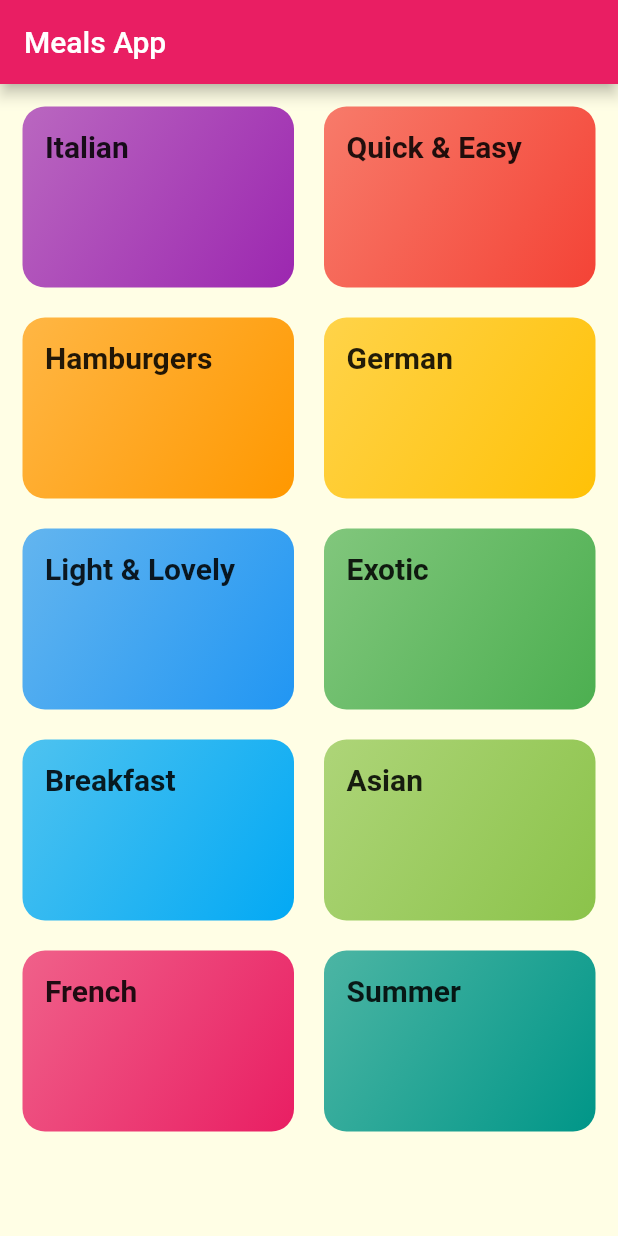
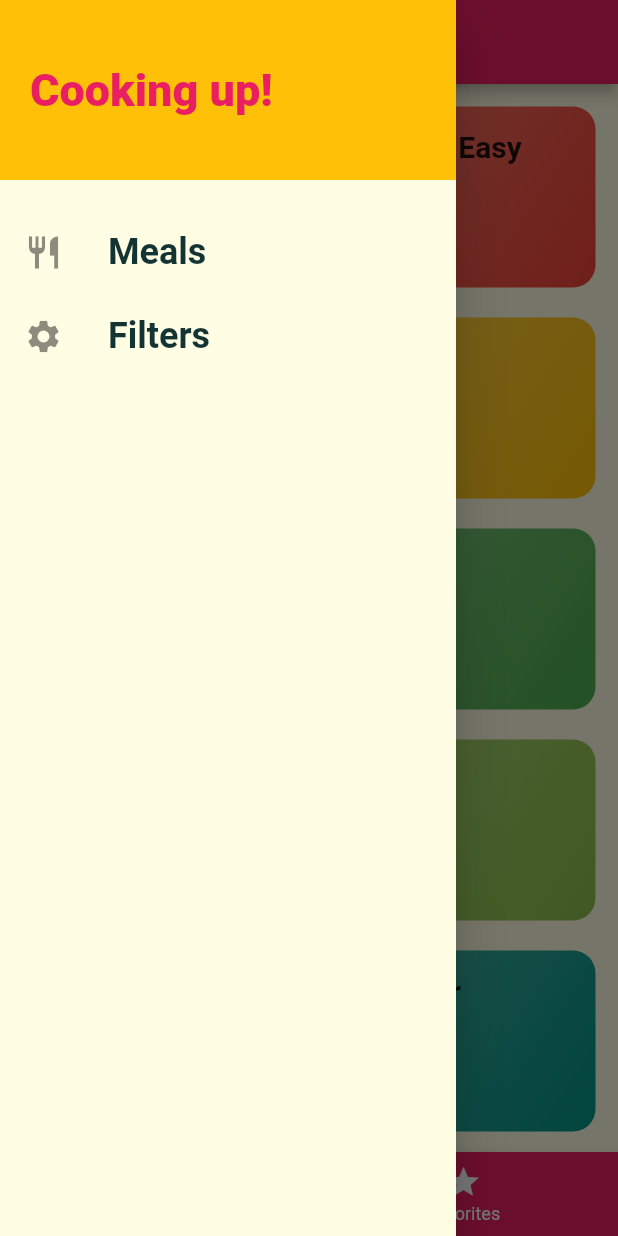
Before and after one commit to PtrkH/flutter_meals_app, a Flutter app: the screen it shows after launch, with the side drawer open (before the commit the screen has no drawer), on a phone screen of 412 x 824 dp. Run offline on Flutter 3.47's test engine with Material 2 defaults, Android fonts, the phone set to English and light mode, and no system bars; Roboto replaces fonts that are missing (Raleway, RobotoCondensed).

Commit message:
added drawer and filters scree

```diff
--- a/lib/main.dart
+++ b/lib/main.dart
@@ -1,5 +1,7 @@
 import 'package:flutter/material.dart';
+import 'package:flutter_complete_guide/screens/filters_screen.dart';
 import 'package:flutter_complete_guide/screens/meal_detail._screen.dart';
+import 'package:flutter_complete_guide/screens/tabs_screen.dart';
 
 import 'screens/category_meals_screen.dart';
 import 'screens/categories_screen.dart';
@@ -32,9 +34,10 @@ class MyApp extends StatelessWidget {
       //home: CategoriesScreen(),
       initialRoute: '/', //default it '/'
       routes: {
-        '/': (ctx) => CategoriesScreen(),
+        '/': (ctx) => TabsScreen(),
         CategoryMealsScreen.routeName: (ctx) => CategoryMealsScreen(),
         MealDetialScreen.routeName: (ctx) => MealDetialScreen(),
+        FiltersScreen.routeName: (ctx) => FiltersScreen(),
       },
       //onGenerateRoute: (setting) { //if going to a PushNamed which is not registered in the routes (up here)
       //  print(setting.arguments);
--- a/lib/screens/categories_screen.dart
+++ b/lib/screens/categories_screen.dart
@@ -7,11 +7,7 @@ import '../widgets/category_item.dart';
 class CategoriesScreen extends StatelessWidget {
   @override
   Widget build(BuildContext context) {
-    return Scaffold(
-      appBar: AppBar(
-        title: const Text('Meals App'),
-      ),
-      body: GridView(
+    return GridView(
       padding: const EdgeInsets.all(15),
       children: DUMMY_CATEGORIES
           .map((catData) =>
@@ -23,7 +19,6 @@ class CategoriesScreen extends StatelessWidget {
         crossAxisSpacing: 20,
         mainAxisSpacing: 20,
       ),
-      ),
     );
   }
 }
--- a/lib/screens/meal_detail._screen.dart
+++ b/lib/screens/meal_detail._screen.dart
@@ -85,6 +85,12 @@ class MealDetialScreen extends StatelessWidget {
           ],
         ),
       ),
+      floatingActionButton: FloatingActionButton(
+        child: Icon(Icons.delete),
+        onPressed: () {
+          Navigator.of(context).pop(mealId);
+        },
+      ),
     );
   }
 }
--- /dev/null
+++ b/lib/screens/tabs_screen.dart
@@ -0,0 +1,55 @@
+import 'package:flutter/material.dart';
+import 'package:flutter_complete_guide/screens/categories_screen.dart';
+import 'package:flutter_complete_guide/screens/favorites_screen.dart';
+import 'package:flutter_complete_guide/widgets/main_drawer.dart';
+
+class TabsScreen extends StatefulWidget {
+  @override
+  _TabsScreenState createState() => _TabsScreenState();
+}
+
+class _TabsScreenState extends State<TabsScreen> {
+  final List<Map<String, Object>> _pages = [
+    {'page': CategoriesScreen(), 'title': 'Categories'},
+    {'page': FavoritesScreen(), 'title': 'Favorites'},
+  ];
+  int _selectedPageIndex = 0;
+
+  void _selectPage(int index) {
+    setState(() {
+      _selectedPageIndex = index;
+    });
+  }
+
+  @override
+  Widget build(BuildContext context) {
+    return DefaultTabController(
+        length: 2,
+        initialIndex: 0,
+        child: Scaffold(
+          appBar: AppBar(
+            title: Text(_pages[_selectedPageIndex]['title']),
+          ),
+          drawer: MainDrawer(),
+          body: _pages[_selectedPageIndex]['page'],
+          bottomNavigationBar: BottomNavigationBar(
+            onTap: _selectPage,
+            backgroundColor: Theme.of(context).primaryColor,
+            unselectedItemColor: Colors.white,
+            selectedItemColor: Theme.of(context).accentColor,
+            currentIndex: _selectedPageIndex,
+            type: BottomNavigationBarType.fixed,
+            items: [
+              BottomNavigationBarItem(
+                icon: Icon(Icons.category),
+                title: Text('Categories'),
+              ),
+              BottomNavigationBarItem(
+                icon: Icon(Icons.star),
+                title: Text('Favorites'),
+              ),
+            ],
+          ),
+        ));
+  }
+}
--- /dev/null
+++ b/lib/widgets/main_drawer.dart
@@ -0,0 +1,63 @@
+import 'package:flutter/material.dart';
+import 'package:flutter_complete_guide/screens/filters_screen.dart';
+
+class MainDrawer extends StatelessWidget {
+  Widget _buildListTile(IconData iconData, String title, Function tapHandler) {
+    return ListTile(
+      leading: Icon(
+        iconData,
+        size: 26,
+      ),
+      title: Text(
+        title,
+        style: TextStyle(
+          fontFamily: 'RobotoCondensed',
+          fontSize: 24,
+          fontWeight: FontWeight.bold,
+        ),
+      ),
+      onTap: tapHandler,
+    );
+  }
+
+  @override
+  Widget build(BuildContext context) {
+    return Drawer(
+      child: Column(
+        children: [
+          Container(
+            color: Theme.of(context).accentColor,
+            child: SafeArea(
+              child: Container(
+                height: 120,
+                width: double.infinity,
+                padding: EdgeInsets.all(20),
+                alignment: Alignment.centerLeft,
+                color: Theme.of(context).accentColor,
+                child: Text('Cooking up!',
+                    style: TextStyle(
+                      fontWeight: FontWeight.w900,
+                      fontSize: 30,
+                      color: Theme.of(context).primaryColor,
+                    )),
+              ),
+            ),
+          ),
+          SizedBox(
+            height: 20,
+          ),
+          _buildListTile(
+            Icons.restaurant,
+            'Meals',
+            () {
+              Navigator.of(context).pushReplacementNamed('/');
+            },
+          ),
+          _buildListTile(Icons.settings, 'Filters', () {
+            Navigator.of(context).pushReplacementNamed(FiltersScreen.routeName);
+          }),
+        ],
+      ),
+    );
+  }
+}
```
Also changed, not shown: lib/screens/category_meals_screen.dart (+41 -20 lines), lib/screens/favorites_screen.dart (added, +10 -0 lines), lib/screens/filters_screen.dart (added, +18 -0 lines), lib/widgets/meal_item.dart (+12 -1 lines). Lines whose indentation alone changed are shown as unchanged.
